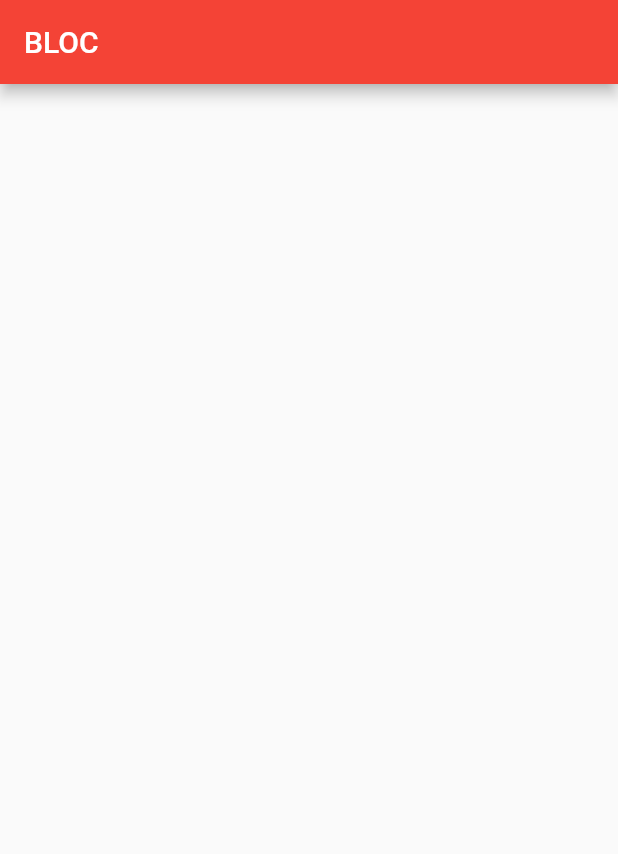
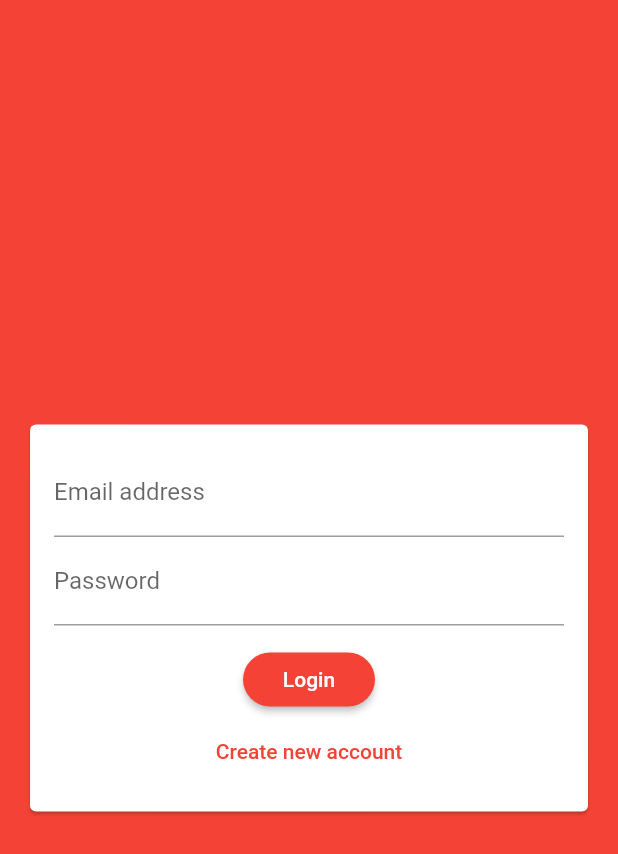
Before and after one commit to novjean/bloc, a Flutter app: the screen it shows after launch, on a phone screen of 412 x 824 dp. Shown: the top 854 px of the screen. Run offline on Flutter 3.47's test engine with Material 2 defaults, Android fonts, the phone set to English and light mode, and no system bars; our stand-ins replace cloud_firestore, firebase_auth, firebase_core, firebase_storage, image_picker; accounts and stored records are empty.

Commit message:
firestore, storage and login defined
added firestore and storage. added register and login. auth form pulled in from risilla.

```diff
--- a/lib/main.dart
+++ b/lib/main.dart
@@ -2,6 +2,8 @@ import 'package:firebase_auth/firebase_auth.dart';
 import 'package:firebase_core/firebase_core.dart';
 import 'package:flutter/material.dart';
 
+import 'screens/auth_screen.dart';
+import 'screens/home_screen.dart';
 import 'screens/splash_screen.dart';
 
 Future<void> main() async {
@@ -45,10 +47,9 @@ class MyApp extends StatelessWidget {
                     return SplashScreen();
                   }
                   if (userSnapshot.hasData) {
-                    // return ChatScreen();
+                    return HomeScreen();
                   }
-                  return const MyHomePage(title: 'BLOC');
-                  // return AuthScreen();
+                  return const AuthScreen();
                 }),
           );
         });
--- /dev/null
+++ b/lib/screens/auth_screen.dart
@@ -0,0 +1,97 @@
+import 'dart:io';
+
+import 'package:bloc/widgets/auth/auth_form.dart';
+import 'package:cloud_firestore/cloud_firestore.dart';
+import 'package:firebase_auth/firebase_auth.dart';
+import 'package:firebase_storage/firebase_storage.dart';
+import 'package:flutter/material.dart';
+import 'package:flutter/services.dart';
+
+class AuthScreen extends StatefulWidget {
+  const AuthScreen({key}) : super(key: key);
+
+  @override
+  _AuthScreenState createState() => _AuthScreenState();
+}
+
+class _AuthScreenState extends State<AuthScreen> {
+  final _auth = FirebaseAuth.instance;
+  var _isLoading = false;
+
+  void _submitAuthForm(
+      String email,
+      String password,
+      String username,
+      File image,
+      bool isLogin,
+      BuildContext ctx,
+      ) async {
+    UserCredential authResult;
+
+    try {
+      setState(() {
+        _isLoading = true;
+      });
+      if (isLogin) {
+        authResult = await _auth.signInWithEmailAndPassword(
+            email: email, password: password);
+      } else {
+        authResult = await _auth.createUserWithEmailAndPassword(
+            email: email, password: password);
+
+        // perform image upload here
+        // this points to the root cloud storage bucket
+        final ref = FirebaseStorage.instance
+            .ref()
+            .child('user_image')
+            .child(authResult.user.uid + '.jpg');
+
+        // this is where teh uplod happens
+        await ref.putFile(image);
+
+        final url = await ref.getDownloadURL();
+
+        await FirebaseFirestore.instance
+            .collection('users')
+            .doc(authResult.user.uid)
+            .set({
+          'username': username,
+          'email': email,
+          'image_url': url,
+        });
+      }
+    } on PlatformException catch (err) {
+      var message = 'An error occurred, please check your credentials!';
+
+      if (err.message != null) {
+        message = err.message;
+      }
+
+      Scaffold.of(ctx).showSnackBar(
+        SnackBar(
+          content: Text(message),
+          backgroundColor: Theme.of(ctx).errorColor,
+        ),
+      );
+      setState(() {
+        _isLoading = false;
+      });
+    } catch (err) {
+      print(err);
+      setState(() {
+        _isLoading = false;
+      });
+    }
+  }
+
+  @override
+  Widget build(BuildContext context) {
+    return Scaffold(
+      backgroundColor: Theme.of(context).primaryColor,
+      body: AuthForm(
+        _submitAuthForm,
+        _isLoading,
+      ),
+    );
+  }
+}
--- /dev/null
+++ b/lib/widgets/auth/auth_form.dart
@@ -0,0 +1,160 @@
+import 'dart:io';
+
+import 'package:bloc/pickers/user_image_picker.dart';
+import 'package:flutter/material.dart';
+
+class AuthForm extends StatefulWidget {
+  AuthForm(this.submitFn, this.isLoading);
+
+  final bool isLoading;
+  final void Function(
+      String email,
+      String password,
+      String userName,
+      File image,
+      bool isLogin,
+      BuildContext ctx,
+      ) submitFn;
+
+  @override
+  _AuthFormState createState() => _AuthFormState();
+}
+
+class _AuthFormState extends State<AuthForm> {
+  final _formKey = GlobalKey<FormState>();
+  var _isLogin = true;
+  String _userEmail = '';
+  String _userName = '';
+  String _userPassword = '';
+  var _userImageFile;
+
+  void _pickedImage(File image) {
+    _userImageFile = image;
+  }
+
+  void _trySubmit() {
+    // this will trigger validator for all the text fields in the form
+    final isValid = _formKey.currentState.validate();
+    FocusScope.of(context).unfocus();
+
+    if (_userImageFile == null && !_isLogin) {
+      Scaffold.of(context).showSnackBar(
+        SnackBar(
+          content: Text('Please pick an image.'),
+          backgroundColor: Theme.of(context).errorColor,
+        ),
+      );
+      return;
+    }
+
+    if (isValid) {
+      _formKey.currentState.save();
+      widget.submitFn(
+        _userEmail.trim(),
+        _userPassword.trim(),
+        _userName.trim(),
+        _userImageFile,
+        _isLogin,
+        context,
+      );
+    }
+  }
+
+  @override
+  Widget build(BuildContext context) {
+    return Center(
+      child: Card(
+        margin: EdgeInsets.all(20),
+        child: SingleChildScrollView(
+          child: Padding(
+            padding: EdgeInsets.all(16),
+            child: Form(
+              key: _formKey,
+              child: Column(
+                mainAxisSize: MainAxisSize.min,
+                children: [
+                  if (!_isLogin) UserImagePicker(_pickedImage),
+                  TextFormField(
+                    key: ValueKey('email'),
+                    autocorrect: false,
+                    textCapitalization: TextCapitalization.none,
+                    enableSuggestions: false,
+                    validator: (value) {
+                      if (value.isEmpty || !value.contains('@')) {
+                        return 'Please enter a valid email address';
+                      }
+                      return null;
+                    },
+                    keyboardType: TextInputType.emailAddress,
+                    decoration: InputDecoration(
+                      labelText: 'Email address',
+                    ),
+                    onSaved: (value) {
+                      _userEmail = value;
+                    },
+                  ),
+                  if (!_isLogin)
+                    TextFormField(
+                      key: ValueKey('username'),
+                      autocorrect: true,
+                      textCapitalization: TextCapitalization.words,
+                      enableSuggestions: false,
+                      validator: (value) {
+                        if (value.isEmpty || value.length < 4) {
+                          return 'Please enter at least 4 characters.';
+                        }
+                        return null;
+                      },
+                      decoration: InputDecoration(
+                        labelText: 'Username',
+                      ),
+                      onSaved: (value) {
+                        _userName = value;
+                      },
+                    ),
+                  TextFormField(
+                    key: ValueKey('password'),
+                    validator: (value) {
+                      if (value.isEmpty || value.length < 7) {
+                        return 'Password must be at least 7 characters long.';
+                      }
+                      return null;
+                    },
+                    decoration: InputDecoration(
+                      labelText: 'Password',
+                    ),
+                    obscureText: true,
+                    onSaved: (value) {
+                      _userPassword = value;
+                    },
+                  ),
+                  SizedBox(
+                    height: 12,
+                  ),
+                  if (widget.isLoading) CircularProgressIndicator(),
+                  if (!widget.isLoading)
+                    RaisedButton(
+                      child: Text(_isLogin ? 'Login' : 'Signup'),
+                      onPressed: _trySubmit,
+                    ),
+                  if (!widget.isLoading)
+                    FlatButton(
+                      child: Text(_isLogin
+                          ? 'Create new account'
+                          : 'I already have an account'),
+                      textColor: Theme.of(context).primaryColor,
+                      onPressed: () {
+                        setState(() {
+                          _isLogin = !_isLogin;
+                        });
+                      },
+                    )
+                ],
+              ),
+            ),
+          ),
+        ),
+      ),
+    );
+  }
+}
--- a/pubspec.yaml
+++ b/pubspec.yaml
@@ -32,9 +32,11 @@ dependencies:
   firebase_core: ^1.0.0
   firebase_auth: ^1.0.0
 #  cloud_firestore: ^1.0.0
-#  firebase_storage: ^8.0.0
+  cloud_firestore: ^2.5.3
+  firebase_storage: ^10.0.5
 #  firebase_messaging: ^10.0.0
 #  firebase_core_platform_interface: ^4.0.0
+  image_picker: ^0.6.5+3
 
   # The following adds the Cupertino Icons font to your application.
   # Use with the CupertinoIcons class for iOS style icons.
```
Also changed, not shown: lib/pickers/user_image_picker.dart (added, +49 -0 lines), lib/screens/home_screen.dart (added, +48 -0 lines), pubspec.lock, 1 other file.
